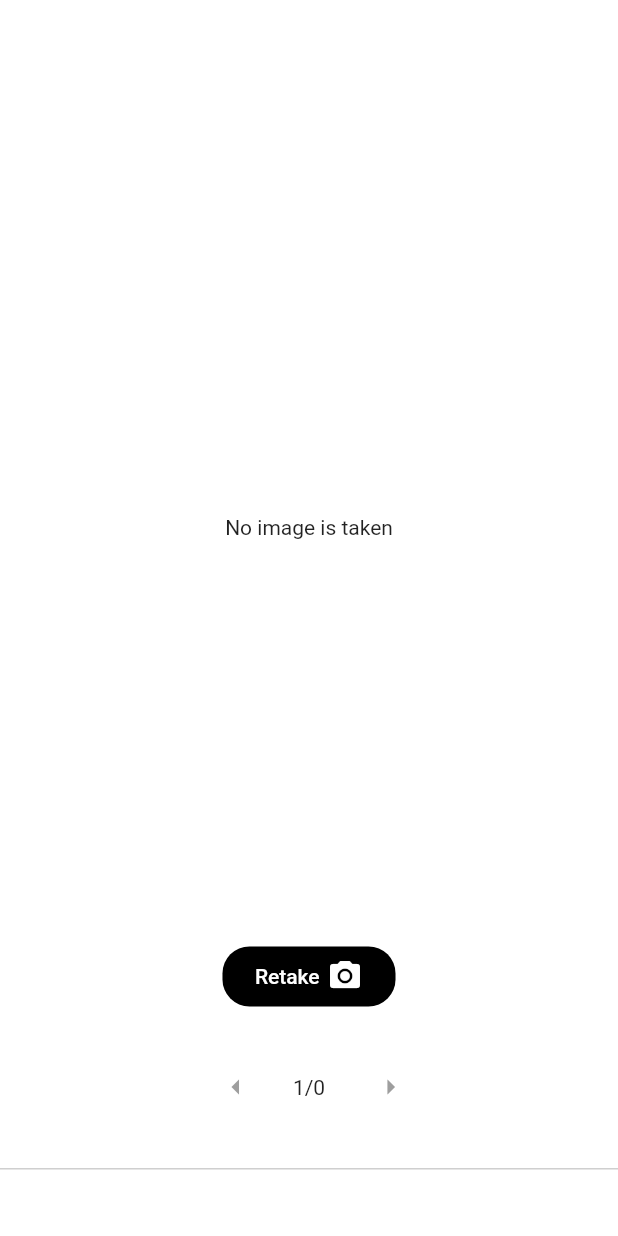
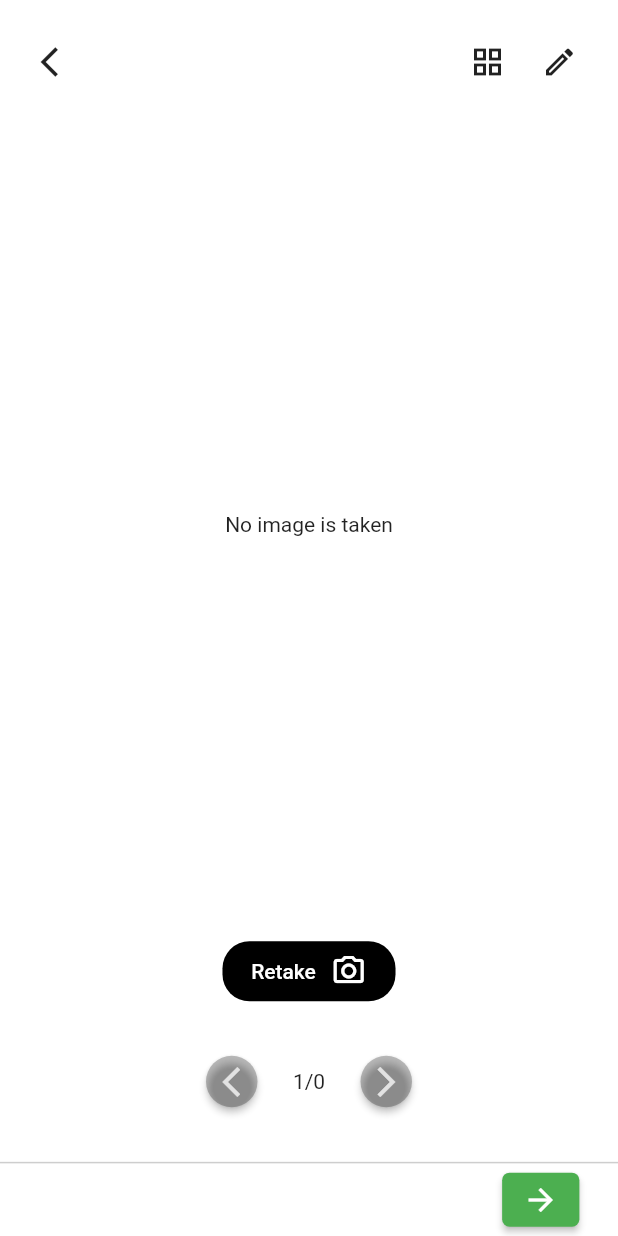
Before and after one commit to BU-Spark/se-courtinfo-mobile-flutter, a Flutter app: the DisplayPhotoScreen screen opened by its route, on a phone screen of 412 x 824 dp. Run offline on Flutter 3.47's test engine with Material 2 defaults, Android fonts, the phone set to English and light mode, and no system bars; our stand-ins replace camera, email_validator, flutter_riverpod, font_awesome_flutter, image_cropper, shared_preferences; accounts and stored records are empty.

```diff
--- a/lib/screens/displayphotos_screen.dart
+++ b/lib/screens/displayphotos_screen.dart
@@ -1,6 +1,9 @@
 import 'dart:io';
 
 import 'package:flutter/material.dart';
+import 'package:image_cropper/image_cropper.dart';
+import 'package:provider/provider.dart';
+import 'package:scdao_mobile/providers/user.dart';
 import 'package:scdao_mobile/utils/ImageUtils.dart';
 
 class DisplayPhotoScreen extends StatefulWidget {
@@ -14,6 +17,7 @@ class DisplayPhotoScreen extends StatefulWidget {
 class _DisplayPhotoScreenState extends State<DisplayPhotoScreen> {
   int _currIndex = 0;
   List<String> _imagePaths = [];
+  List<CroppedFile> _croppedFiles = [];
 
   @override
   void initState() {
@@ -21,6 +25,11 @@ class _DisplayPhotoScreenState extends State<DisplayPhotoScreen> {
       print(values);
       setState(() {
         this._imagePaths = values;
+        this._croppedFiles = values
+            .map(
+              (e) => CroppedFile(e),
+            )
+            .toList();
       });
     });
     super.initState();
@@ -34,6 +43,69 @@ class _DisplayPhotoScreenState extends State<DisplayPhotoScreen> {
   @override
   Widget build(BuildContext context) {
     MediaQueryData queryData = MediaQuery.of(context);
+    UserProvider userProvider = Provider.of(context, listen: true);
+
+    void _cropImage() async {
+      final croppedFile = await ImageCropper().cropImage(
+        sourcePath: _imagePaths[_currIndex],
+        compressFormat: ImageCompressFormat.jpg,
+        compressQuality: 100,
+        uiSettings: [
+          AndroidUiSettings(
+            toolbarTitle: 'Crop',
+            toolbarColor: Colors.black,
+            toolbarWidgetColor: Colors.white,
+            initAspectRatio: CropAspectRatioPreset.original,
+            lockAspectRatio: false,
+          ),
+          IOSUiSettings(
+            title: 'Crop',
+          ),
+        ],
+      );
+      if (croppedFile != null) {
+        setState(() {
+          _imagePaths[_currIndex] = croppedFile.path;
+        });
+        await ImageUtility.replaceImagesOnPref(_imagePaths);
+        userProvider.setPreviewImgPath(croppedFile.path);
+      }
+    }
+
+    Widget _appBar() {
+      return SizedBox(
+        height: queryData.size.height * 1 / 10,
+        width: queryData.size.width,
+        child: Container(
+          padding: EdgeInsets.only(left: 15.0, right: 15.0),
+          child: Row(
+            mainAxisAlignment: MainAxisAlignment.spaceBetween,
+            children: [
+              IconButton(
+                onPressed: () => Navigator.of(context).pop(),
+                icon: Icon(Icons.arrow_back_ios),
+              ),
+              Row(
+                children: [
+                  IconButton(
+                    onPressed: () => print("album?"),
+                    icon: Icon(Icons.grid_view_outlined),
+                    padding: EdgeInsets.zero,
+                    splashRadius: 1.0,
+                  ),
+                  IconButton(
+                    onPressed: _cropImage,
+                    icon: Icon(Icons.edit_outlined),
+                    padding: EdgeInsets.zero,
+                    splashRadius: 1.0,
+                  )
+                ],
+              )
+            ],
+          ),
+        ),
+      );
+    }
 
     return Scaffold(
       backgroundColor: Colors.white,
@@ -42,12 +114,7 @@ class _DisplayPhotoScreenState extends State<DisplayPhotoScreen> {
           mainAxisAlignment: MainAxisAlignment.center,
           crossAxisAlignment: CrossAxisAlignment.center,
           children: [
-            SizedBox(
-              height: queryData.size.height * 1 / 10,
-              child: Row(
-                children: [],
-              ),
-            ),
+            _appBar(),
             Expanded(
               flex: 5,
               child: this._imagePaths.length != 0
@@ -69,15 +136,28 @@ class _DisplayPhotoScreenState extends State<DisplayPhotoScreen> {
                       style: TextStyle(color: Colors.white),
                     ),
                     SizedBox(
-                      width: 5,
+                      width: 10,
                     ),
                     Icon(
-                      Icons.camera_alt,
+                      Icons.photo_camera_outlined,
                       color: Colors.white,
                     ),
                   ],
                 ),
-                onPressed: () => Navigator.of(context).pop(),
+                onPressed: () async {
+                  if (userProvider.previewImgPath == _imagePaths[_currIndex]) {
+                    List<String> newImgs = _imagePaths.where((e) {
+                      return e != _imagePaths[_currIndex];
+                    }).toList();
+                    if (newImgs.length > 0) {
+                      userProvider.setPreviewImgPath(newImgs.first);
+                    } else {
+                      userProvider.setPreviewImgPath(null);
+                    }
+                  }
+                  await ImageUtility.removeImage(_currIndex);
+                  Navigator.of(context).pop();
+                },
                 style: TextButton.styleFrom(
                   backgroundColor: Colors.black,
                   shape: RoundedRectangleBorder(
@@ -94,7 +174,7 @@ class _DisplayPhotoScreenState extends State<DisplayPhotoScreen> {
                   children: [
                     Expanded(
                       flex: 1,
-                      child: IconButton(
+                      child: MaterialButton(
                         onPressed: () {
                           if (this._currIndex > 0) {
                             setState(() {
@@ -102,10 +182,17 @@ class _DisplayPhotoScreenState extends State<DisplayPhotoScreen> {
                             });
                           }
                         },
-                        icon: Icon(
-                          Icons.arrow_left_outlined,
-                          color: Colors.grey,
+                        child: Icon(
+                          Icons.arrow_back_ios_outlined,
                         ),
+                        padding: EdgeInsets.all(0),
+                        color: this._currIndex > 0
+                            ? Colors.black
+                            : Colors.black.withOpacity(0.25),
+                        textColor: this._currIndex > 0
+                            ? Colors.white
+                            : Colors.white.withOpacity(0.75),
+                        shape: CircleBorder(),
                       ),
                     ),
                     Expanded(
@@ -117,7 +204,7 @@ class _DisplayPhotoScreenState extends State<DisplayPhotoScreen> {
                     ),
                     Expanded(
                       flex: 1,
-                      child: IconButton(
+                      child: MaterialButton(
                         onPressed: () {
                           setState(() {
                             if (this._currIndex < this._imagePaths.length - 1) {
@@ -125,10 +212,17 @@ class _DisplayPhotoScreenState extends State<DisplayPhotoScreen> {
                             }
                           });
                         },
-                        icon: Icon(
-                          Icons.arrow_right_outlined,
-                          color: Colors.grey,
+                        child: Icon(
+                          Icons.arrow_forward_ios_outlined,
                         ),
+                        color: this._currIndex < this._imagePaths.length - 1
+                            ? Colors.black
+                            : Colors.black.withOpacity(0.25),
+                        textColor: this._currIndex < this._imagePaths.length - 1
+                            ? Colors.white
+                            : Colors.white.withOpacity(0.75),
+                        padding: EdgeInsets.all(0),
+                        shape: CircleBorder(),
                       ),
                     ),
                   ],
@@ -139,7 +233,7 @@ class _DisplayPhotoScreenState extends State<DisplayPhotoScreen> {
         ),
       ),
       bottomNavigationBar: Container(
-        height: queryData.size.width * 0.11,
+        height: queryData.size.width * 0.12,
         width: queryData.size.width,
         decoration: BoxDecoration(
           border: Border(
@@ -148,13 +242,27 @@ class _DisplayPhotoScreenState extends State<DisplayPhotoScreen> {
             ),
           ),
         ),
-        child: IconButton(
-          onPressed: () => print("continue"),
-          icon: Icon(
-            Icons.arrow_right,
-            color: Colors.white,
-          ),
-          color: Colors.green,
+        child: Row(
+          mainAxisAlignment: MainAxisAlignment.end,
+          children: [
+            SizedBox(
+              width: queryData.size.width * 1 / 8,
+              child: MaterialButton(
+                onPressed: () => print("continue"),
+                child: Icon(
+                  Icons.arrow_forward,
+                  color: Colors.white,
+                ),
+                color: Colors.green,
+                padding: EdgeInsets.zero,
+                shape: RoundedRectangleBorder(
+                    borderRadius: BorderRadius.all(Radius.circular(5.0))),
+              ),
+            ),
+            SizedBox(
+              width: queryData.size.width * 1 / 16,
+            )
+          ],
         ),
       ),
     );
```
Also changed, not shown: lib/providers/user.dart (+8 -0 lines), lib/screens/camera_screen.dart (+32 -25 lines), lib/utils/ImageUtils.dart (+16 -0 lines).
